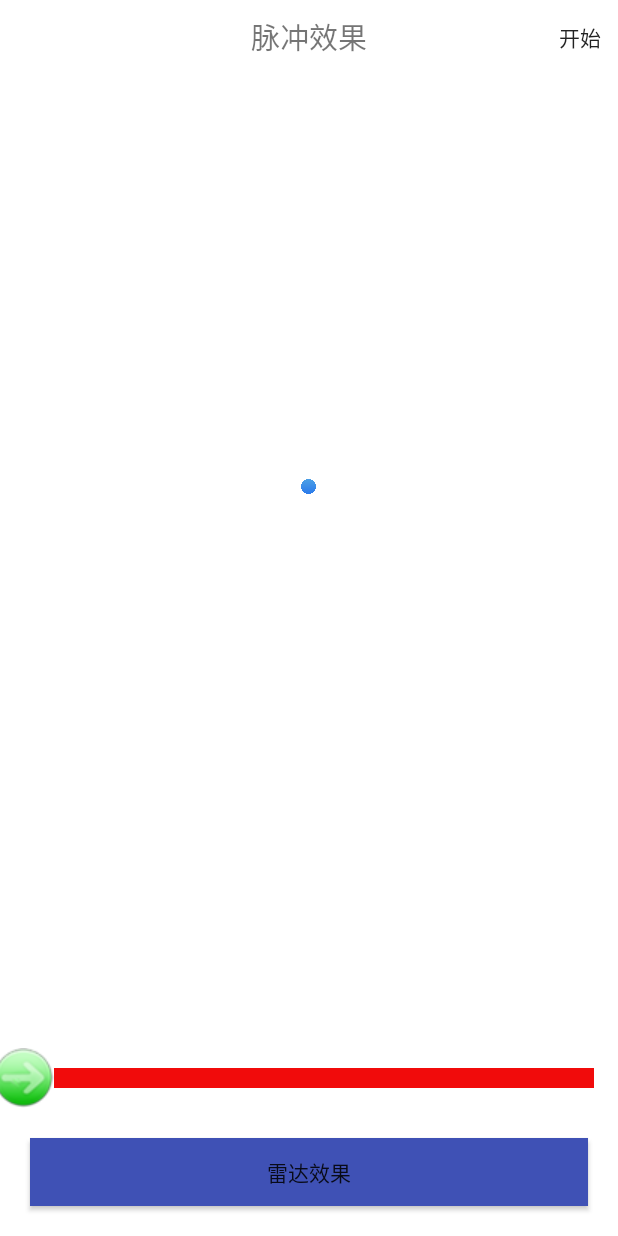
After one commit to weixiaoming666/TextDemo, an Android app: the RadarActivity screen opened directly, with no data from a screen before it, on a phone screen of 412 x 824 dp. The commit adds this screen. Run offline under Robolectric (Android 15) with nearby library versions, the phone set to English and light mode, and no system bars.

Commit message:
亲测一个网上的demo 雷达效果

```diff
--- a/app/src/main/AndroidManifest.xml
+++ b/app/src/main/AndroidManifest.xml
@@ -64,6 +64,8 @@
         <activity android:name=".mvc.WeatherAtyTest" />
         <activity android:name=".interfacecallback.Aaty" />
         <activity android:name=".interfacecallback.Baty"></activity>
+        <activity android:name=".view.radarview.RadarActivity"></activity>
+        <activity android:name=".view.radarview.RadarScanTestActivty"></activity>
     </application>
 
 </manifest>
--- a/app/src/main/java/com/example/administrator/textdemo/MainActivity.java
+++ b/app/src/main/java/com/example/administrator/textdemo/MainActivity.java
@@ -18,6 +18,7 @@ import com.example.administrator.textdemo.mvc.WeatherAtyTest;
 import com.example.administrator.textdemo.mvpdemo.MvpDemoAty;
 import com.example.administrator.textdemo.mvpdemo.MyMVPdemoAty;
 import com.example.administrator.textdemo.view.miclockview.MIClockViewAty;
+import com.example.administrator.textdemo.view.radarview.RadarActivity;
 import com.example.administrator.textdemo.view.viewpage.ViewPageDemo1;
 
 import org.json.JSONException;
@@ -87,4 +88,8 @@ public class MainActivity extends AppCompatActivity {
 // 接口回调
     public void callback(View view) {
         jump2Aty(Aaty.class);}
+
+    public void jumpRader(View view) {
+        jump2Aty(RadarActivity.class);
+    }
 }
--- /dev/null
+++ b/app/src/main/java/com/example/administrator/textdemo/view/radarview/RadarActivity.java
@@ -0,0 +1,121 @@
+package com.example.administrator.textdemo.view.radarview;
+import android.app.Activity;
+import android.content.Intent;
+import android.os.Bundle;
+import android.view.View;
+import android.view.View.OnClickListener;
+import android.view.animation.AccelerateInterpolator;
+import android.view.animation.AlphaAnimation;
+import android.view.animation.Animation;
+import android.view.animation.Animation.AnimationListener;
+import android.view.animation.AnimationSet;
+import android.view.animation.ScaleAnimation;
+import android.widget.Button;
+import android.widget.ImageView;
+import android.widget.SeekBar;
+import android.widget.SeekBar.OnSeekBarChangeListener;
+
+import com.example.administrator.textdemo.R;
+
+/**
+ * 类功能描述：</br>
+ * 仿雷达扫描和仿水波从中心往外扩散效果测试类
+ * 博客地址：http://blog.csdn.net/androidstarjack
+ * 公众号：终端研发部
+ * @author yuyahao
+ * @version 1.0 </p> 修改时间：</br> 修改备注：</br>
+ */
+public class RadarActivity extends Activity implements OnClickListener {
+
+
+	Button cancle;
+	ImageView imageview_01;
+	AnimationSet animationSet;
+	SeekBar seekBar1;
+	Button btn_scanner;
+	@Override
+	protected void onCreate(Bundle savedInstanceState) {
+		super.onCreate(savedInstanceState);
+		setContentView(R.layout.activity_radar);
+
+		cancle = (Button) findViewById(R.id.cancle);
+		imageview_01 = (ImageView) findViewById(R.id.imageview_01);
+		btn_scanner = (Button) findViewById(R.id.btn_scanner);
+		seekBar1 = (SeekBar) findViewById(R.id.seekBar1);
+		seekBar1.setOnSeekBarChangeListener(onseeklistener);
+		imageview_01.setOnClickListener(this);
+		cancle.setOnClickListener(this);
+		btn_scanner.setOnClickListener(this);
+	}
+
+	@Override
+	public void onClick(View v) {
+		switch(v.getId()){
+		case R.id.cancle:
+			animation_01(5.0f);
+			break;
+			case R.id.btn_scanner:
+				startActivity(new Intent(this,RadarScanTestActivty.class));
+				break;
+		}
+	}
+
+	private void animation_01(float animation_size){
+		//创建一个AnimationSet对象，参数为Boolean型，
+        //true表示使用Animation的interpolator，false则是使用自己的
+		animationSet = new AnimationSet(true);
+        //参数1：x轴的初始值
+        //参数2：x轴收缩后的值
+        //参数3：y轴的初始值
+        //参数4：y轴收缩后的值
+        //参数5：确定x轴坐标的类型
+        //参数6：x轴的值，0.5f表明是以自身这个控件的一半长度为x轴
+        //参数7：确定y轴坐标的类型
+        //参数8：y轴的值，0.5f表明是以自身这个控件的一半长度为x轴
+        ScaleAnimation scaleAnimation = new ScaleAnimation(
+               1, animation_size,1,animation_size,
+               Animation.RELATIVE_TO_SELF,0.5f,
+               Animation.RELATIVE_TO_SELF,0.5f);
+        scaleAnimation.setDuration(3000);
+        animationSet.addAnimation(scaleAnimation);
+
+
+        //创建一个AlphaAnimation对象，参数从完全的透明度，到完全的不透明
+        AlphaAnimation alphaAnimation = new AlphaAnimation(1, 0);
+        //设置动画执行的时间
+        alphaAnimation.setDuration(3000);
+        //将alphaAnimation对象添加到AnimationSet当中
+        animationSet.addAnimation(alphaAnimation);
+        //使用ImageView的startAnimation方法执行动画
+        animationSet.setFillAfter(true);
+        animationSet.setInterpolator(new AccelerateInterpolator());
+        animationSet.setAnimationListener(new AnimationListener() {
+			public void onAnimationStart(Animation animation) {
+			}
+			public void onAnimationRepeat(Animation animation) {
+			}
+			public void onAnimationEnd(Animation animation) {
+				imageview_01.startAnimation(animationSet);
+			}
+		});
+        imageview_01.startAnimation(animationSet);
+	}
+
+	OnSeekBarChangeListener onseeklistener = new OnSeekBarChangeListener() {
+
+        @Override
+        public void onStopTrackingTouch(SeekBar seekBar) {
+        	animation_01(seekBar.getProgress()*10.0f);
+        }
+
+        @Override
+        public void onStartTrackingTouch(SeekBar seekBar) {
+        }
+
+        @Override
+        public void onProgressChanged(SeekBar seekBar, int progress,
+                                      boolean fromUser) {
+        }
+    };
+
+}
--- /dev/null
+++ b/app/src/main/res/drawable/seekbar_define_style.xml
@@ -0,0 +1,15 @@
+<?xml version="1.0" encoding="utf-8"?>
+<layer-list
+    xmlns:android="http://schemas.android.com/apk/res/android">
+    <!-- 未选中 -->
+    <item
+        android:id="@android:id/background"
+        android:drawable="@drawable/red_img"/>
+    <!-- 中 -->
+    <item
+        android:id="@android:id/progress"
+        android:drawable="@drawable/greeen"/>
+    <item
+        android:id="@android:id/secondaryProgress"
+        android:drawable="@drawable/greeen"/>
+</layer-list>
--- /dev/null
+++ b/app/src/main/res/drawable/seekbar_thumb.xml
@@ -0,0 +1,23 @@
+<?xml version="1.0" encoding="utf-8"?>
+<selector xmlns:android="http://schemas.android.com/apk/res/android">
+
+    <!-- 按下状态-->
+    <item
+        android:state_focused="true"
+        android:state_pressed="true"
+        android:drawable="@drawable/ic_launcher" />
+    <!-- 普通无焦点状态 -拖动按钮-->
+    <item
+        android:state_focused="false"
+        android:state_pressed="false"
+        android:drawable="@drawable/array" />
+    <!-- 有焦点状态-->
+    <item
+        android:state_focused="true"
+        android:state_pressed="false"
+        android:drawable="@drawable/array" />
+    <!-- 有焦点 -->
+    <item
+        android:state_focused="true"
+        android:drawable="@drawable/array"/>
+</selector>
--- /dev/null
+++ b/app/src/main/res/layout/activity_radar.xml
@@ -0,0 +1,92 @@
+<?xml version="1.0" encoding="utf-8"?>
+<LinearLayout xmlns:android="http://schemas.android.com/apk/res/android"
+    android:id="@+id/LinearLayout1"
+    android:layout_width="match_parent"
+    android:layout_height="match_parent"
+    android:background="#fff"
+    android:orientation="vertical" >
+
+    <RelativeLayout
+        android:id="@+id/RelativeLayout1"
+        android:layout_width="fill_parent"
+        android:layout_height="wrap_content"
+        android:background="#fff"
+        android:minHeight="50dp"
+        android:orientation="horizontal" >
+
+        <TextView
+            android:id="@+id/textView1"
+            android:layout_width="wrap_content"
+            android:layout_height="wrap_content"
+            android:layout_centerHorizontal="true"
+            android:layout_centerVertical="true"
+            android:text="脉冲效果"
+            android:textSize="19sp" />
+
+        <Button
+            android:id="@+id/cancle"
+            android:layout_width="40dp"
+            android:layout_height="40dp"
+            android:layout_alignParentRight="true"
+            android:layout_centerVertical="true"
+            android:layout_marginRight="5dp"
+            android:text="开始"
+            android:background="@null" />
+
+        <RelativeLayout
+            android:layout_width="50dp"
+            android:layout_height="50dp"
+            android:layout_alignParentLeft="true"
+            android:layout_centerVertical="true" >
+
+            <Button
+                android:id="@+id/button1"
+                android:layout_width="20dp"
+                android:layout_height="35dp"
+                android:layout_centerInParent="true"
+                android:visibility="invisible"
+                android:background="@drawable/gplus_back" />
+        </RelativeLayout>
+    </RelativeLayout>
+
+    <LinearLayout
+        android:layout_width="match_parent"
+        android:layout_height="match_parent"
+        android:gravity="center|bottom"
+        android:orientation="vertical">
+
+        <ImageView
+            android:id="@+id/imageview_01"
+            android:layout_width="10dp"
+            android:layout_height="10dp"
+            android:layout_weight="1"
+            android:layout_gravity="center"
+            android:src="@drawable/change_avatar_bg" />
+        <!--       change_avatar_bg-->
+
+        <SeekBar
+            android:id="@+id/seekBar1"
+            android:layout_width="match_parent"
+            android:layout_height="wrap_content"
+            android:layout_centerInParent="true"
+            android:layout_marginTop="100dp"
+            android:max="100"
+            android:maxHeight="20px"
+            android:minHeight="20px"
+            android:paddingLeft="18px"
+            android:paddingRight="18px"
+            android:progressDrawable="@drawable/seekbar_define_style"
+            android:thumb="@drawable/seekbar_thumb" />
+
+
+        <Button
+            android:id="@+id/btn_scanner"
+            android:layout_width="match_parent"
+            android:layout_height="45dp"
+            android:layout_margin="20dp"
+            android:background="@color/colorPrimary"
+            android:text="雷达效果" />
+
+    </LinearLayout>
+
+</LinearLayout>
```
Also changed, not shown: app/src/main/java/com/example/administrator/textdemo/view/radarview/CircleWaveDivergenceView.java (added, +128 -0 lines), app/src/main/java/com/example/administrator/textdemo/view/radarview/RadarScanTestActivty.java (added, +47 -0 lines), app/src/main/res/layout/activity_main.xml (+19 -2 lines), app/src/main/res/layout/activty_radarscantest.xml (added, +36 -0 lines), app/src/main/res/drawable/array.png (added), app/src/main/res/drawable/change_avatar_bg.png (added), app/src/main/res/drawable/gplus_back.png (added), app/src/main/res/drawable/gplus_search_args.png (added), app/src/main/res/drawable/gplus_search_bg.png (added), app/src/main/res/drawable/greeen.jpg (added), app/src/main/res/drawable/ic_launcher.png (added), app/src/main/res/drawable/locus_round_click.png (added), app/src/main/res/drawable/red_img.jpg (added).
